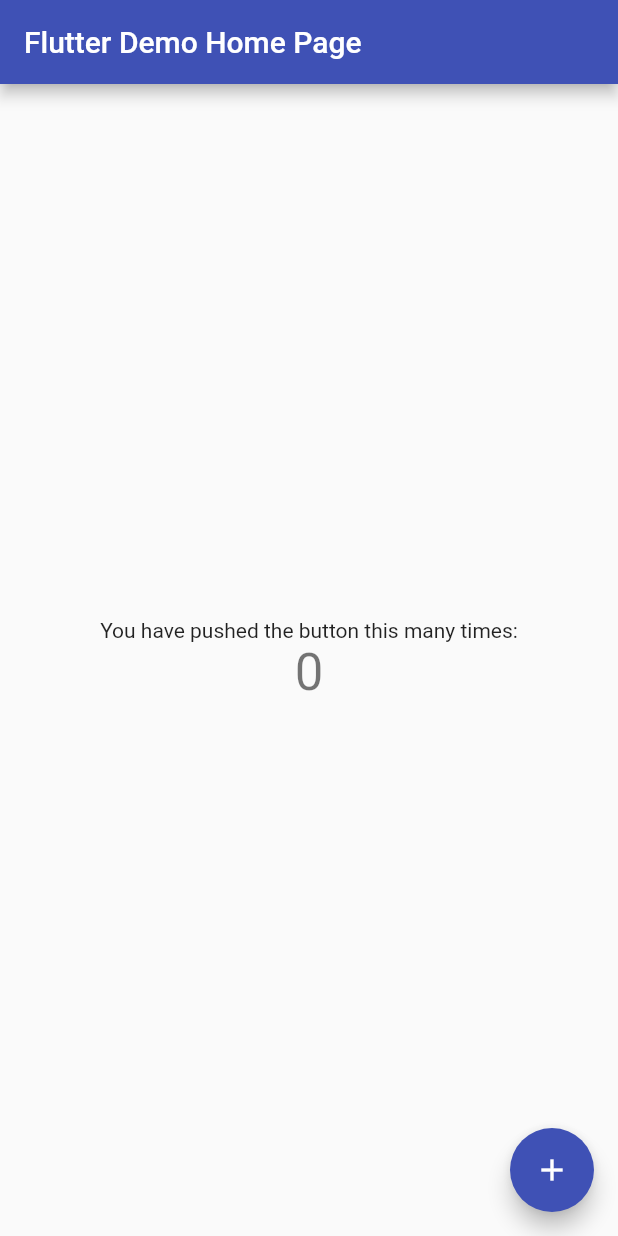
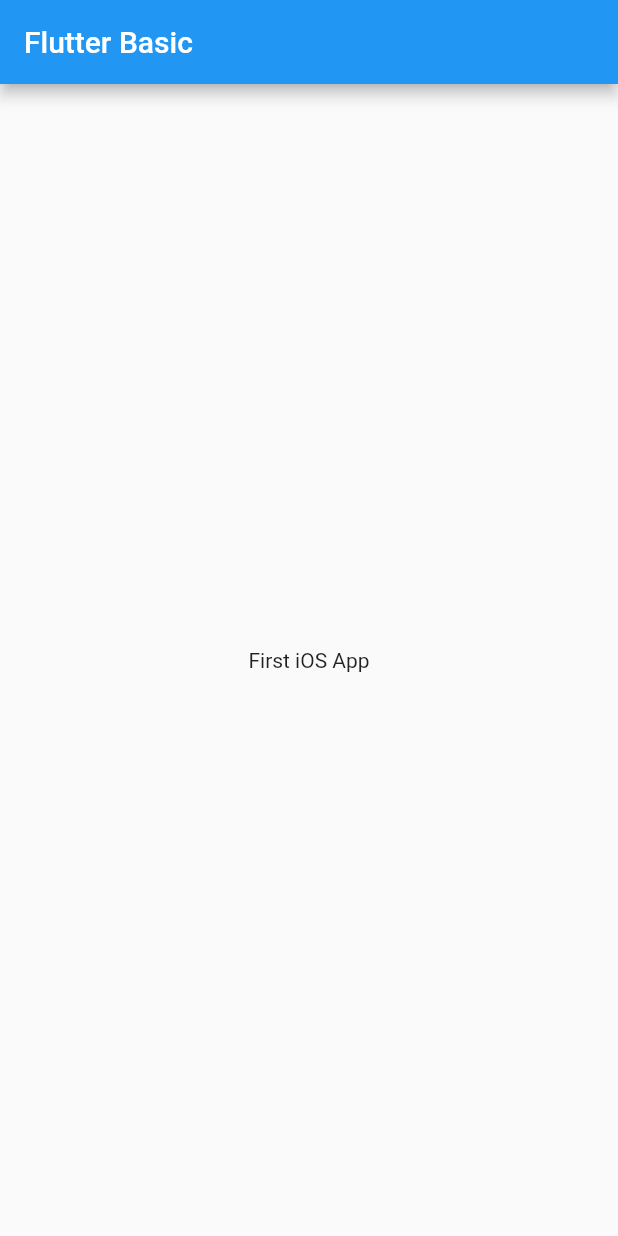
Before and after one commit to Mangpha/flutter-practice, a Flutter app: the screen it shows after launch, on a phone screen of 412 x 824 dp. Run offline on Flutter 3.47's test engine with Material 2 defaults, Android fonts, the phone set to English and light mode, and no system bars.

Commit message:
Flutter main.dart Start basic

```diff
--- a/lib/main.dart
+++ b/lib/main.dart
@@ -1,115 +1,23 @@
+import 'package:flutter/cupertino.dart';
 import 'package:flutter/material.dart';
 
 void main() {
-  runApp(const MyApp());
+  runApp(App());
 }
 
-class MyApp extends StatelessWidget {
-  const MyApp({super.key});
-
-  // This widget is the root of your application.
+class App extends StatelessWidget {
   @override
   Widget build(BuildContext context) {
+    // TODO: implement build
     return MaterialApp(
-      title: 'Flutter Demo',
-      theme: ThemeData(
-        // This is the theme of your application.
-        //
-        // Try running your application with "flutter run". You'll see the
-        // application has a blue toolbar. Then, without quitting the app, try
-        // changing the primarySwatch below to Colors.green and then invoke
-        // "hot reload" (press "r" in the console where you ran "flutter run",
-        // or simply save your changes to "hot reload" in a Flutter IDE).
-        // Notice that the counter didn't reset back to zero; the application
-        // is not restarted.
-        primarySwatch: Colors.indigo,
+      home: Scaffold(
+        appBar: AppBar(
+          title: Text("Flutter Basic"),
+        ),
+        body: Center(
+          child: Text("First iOS App"),
+        ),
       ),
-      home: const MyHomePage(title: 'Flutter Demo Home Page'),
     );
   }
 }
-
-class MyHomePage extends StatefulWidget {
-  const MyHomePage({super.key, required this.title});
-
-  // This widget is the home page of your application. It is stateful, meaning
-  // that it has a State object (defined below) that contains fields that affect
-  // how it looks.
-
-  // This class is the configuration for the state. It holds the values (in this
-  // case the title) provided by the parent (in this case the App widget) and
-  // used by the build method of the State. Fields in a Widget subclass are
-  // always marked "final".
-
-  final String title;
-
-  @override
-  State<MyHomePage> createState() => _MyHomePageState();
-}
-
-class _MyHomePageState extends State<MyHomePage> {
-  int _counter = 0;
-
-  void _incrementCounter() {
-    setState(() {
-      // This call to setState tells the Flutter framework that something has
-      // changed in this State, which causes it to rerun the build method below
-      // so that the display can reflect the updated values. If we changed
-      // _counter without calling setState(), then the build method would not be
-      // called again, and so nothing would appear to happen.
-      _counter++;
-    });
-  }
-
-  @override
-  Widget build(BuildContext context) {
-    // This method is rerun every time setState is called, for instance as done
-    // by the _incrementCounter method above.
-    //
-    // The Flutter framework has been optimized to make rerunning build methods
-    // fast, so that you can just rebuild anything that needs updating rather
-    // than having to individually change instances of widgets.
-    return Scaffold(
-      appBar: AppBar(
-        // Here we take the value from the MyHomePage object that was created by
-        // the App.build method, and use it to set our appbar title.
-        title: Text(widget.title),
-      ),
-      body: Center(
-        // Center is a layout widget. It takes a single child and positions it
-        // in the middle of the parent.
-        child: Column(
-          // Column is also a layout widget. It takes a list of children and
-          // arranges them vertically. By default, it sizes itself to fit its
-          // children horizontally, and tries to be as tall as its parent.
-          //
-          // Invoke "debug painting" (press "p" in the console, choose the
-          // "Toggle Debug Paint" action from the Flutter Inspector in Android
-          // Studio, or the "Toggle Debug Paint" command in Visual Studio Code)
-          // to see the wireframe for each widget.
-          //
-          // Column has various properties to control how it sizes itself and
-          // how it positions its children. Here we use mainAxisAlignment to
-          // center the children vertically; the main axis here is the vertical
-          // axis because Columns are vertical (the cross axis would be
-          // horizontal).
-          mainAxisAlignment: MainAxisAlignment.center,
-          children: <Widget>[
-            const Text(
-              'You have pushed the button this many times:',
-            ),
-            Text(
-              '$_counter',
-              style: Theme.of(context).textTheme.headline4,
-            ),
-          ],
-        ),
-      ),
-      floatingActionButton: FloatingActionButton(
-        onPressed: _incrementCounter,
-        tooltip: 'Increment',
-        child: const Icon(Icons.add),
-      ), // This trailing comma makes auto-formatting nicer for build methods.
-    );
-  }
-}
```
